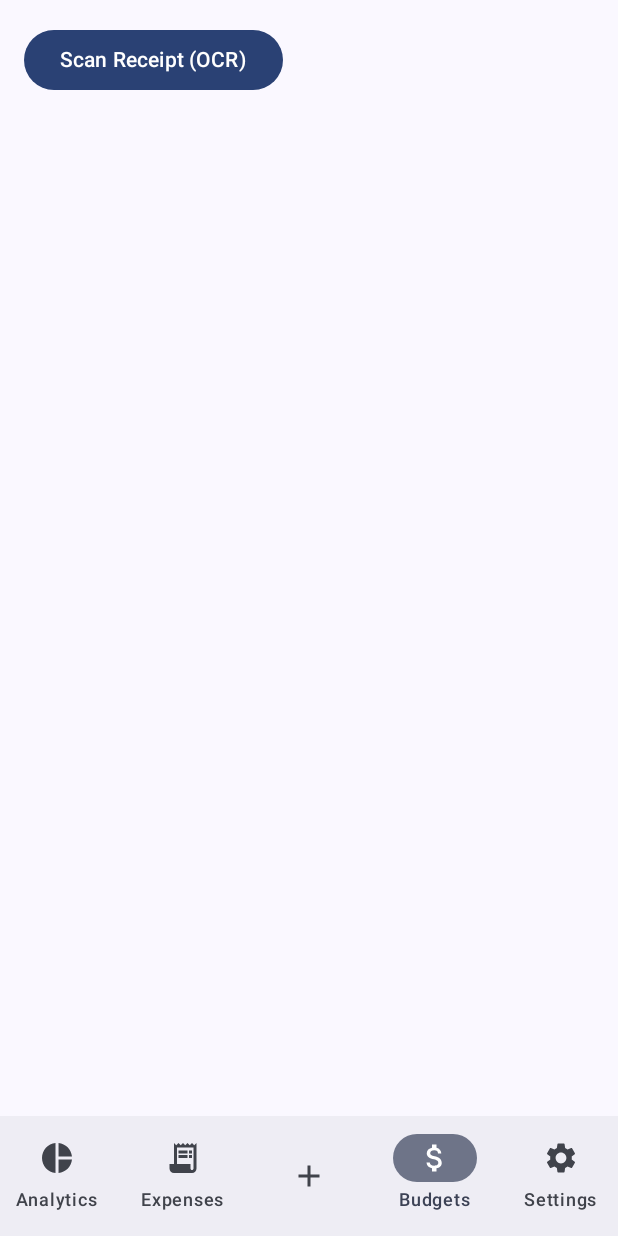
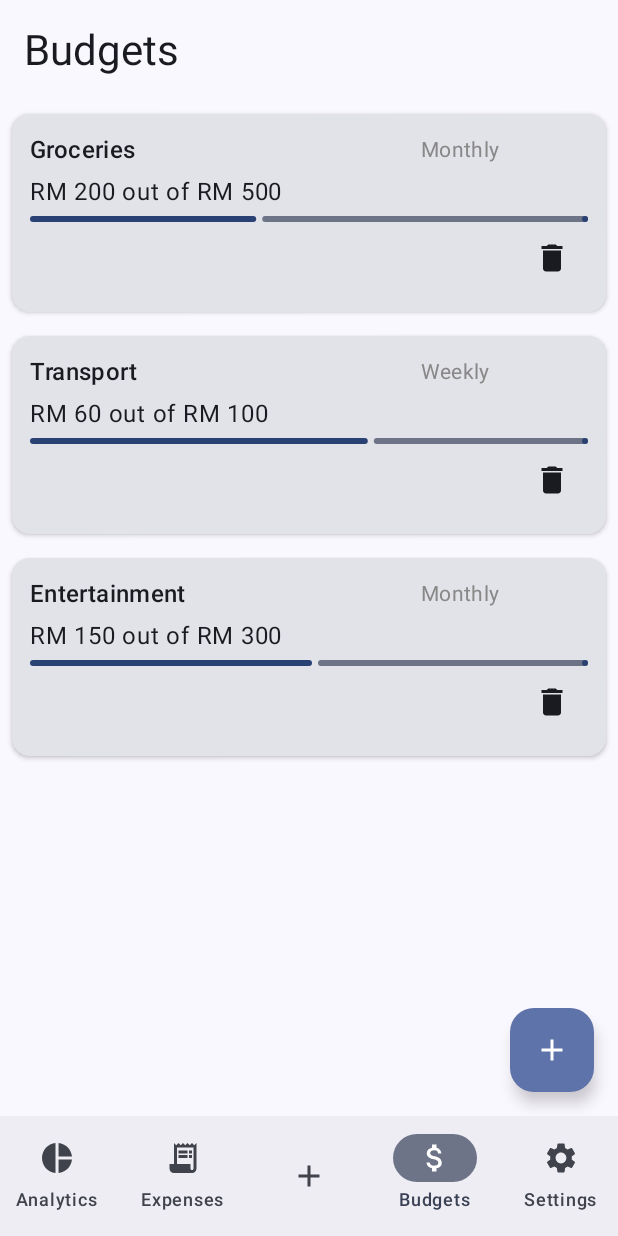
Before and after one commit to suetyeehebe/Smart_Expense_Tracker, an Android app built with Jetpack Compose: the BudgetScreen screen opened through its navigation route, on a phone screen of 412 x 824 dp. Run offline under Robolectric (Android 15) with nearby library versions, the phone set to English and light mode, and no system bars; our stand-ins replace Firebase (no records; nobody signed in at launch, a user with empty details on screens opened directly), livedata-compose; libraries missing offline, so code that uses them is left out: com.google.mlkit.vision.

Commit message:
Added budget screen using jetpack compose and link to nav bar

```diff
--- a/app/build.gradle.kts
+++ b/app/build.gradle.kts
@@ -11,7 +11,7 @@ android {
 
     defaultConfig {
         applicationId = "com.fit3163.myapplication"
-        minSdk = 34
+        minSdk = 29
         targetSdk = 35
         versionCode = 1
         versionName = "1.0"
--- /dev/null
+++ b/app/src/main/java/com/fit3163/myapplication/Budget.kt
@@ -0,0 +1,8 @@
+package com.fit3163.myapplication
+
+data class Budget(
+    val category: String,
+    val spent: Int,
+    val total: Int,
+    val type: String  // e.g., "Month" or "Week"
+)
--- /dev/null
+++ b/app/src/main/java/com/fit3163/myapplication/BudgetScreen.kt
@@ -0,0 +1,252 @@
+package com.fit3163.myapplication
+
+import androidx.compose.foundation.background
+import androidx.compose.foundation.clickable
+import androidx.compose.foundation.layout.*
+import androidx.compose.foundation.lazy.LazyColumn
+import androidx.compose.foundation.lazy.itemsIndexed
+import androidx.compose.material.icons.Icons
+import androidx.compose.material.icons.filled.Add
+import androidx.compose.material.icons.filled.Delete
+import androidx.compose.material3.*
+import androidx.compose.material3.AlertDialog
+import androidx.compose.material3.Card
+import androidx.compose.material3.FloatingActionButton
+import androidx.compose.material3.Icon
+import androidx.compose.material3.IconButton
+import androidx.compose.material3.Text
+import androidx.compose.runtime.*
+import androidx.compose.ui.Alignment
+import androidx.compose.ui.Modifier
+import androidx.compose.ui.graphics.Color
+import androidx.compose.ui.unit.dp
+import androidx.compose.ui.window.DialogProperties
+
+import androidx.compose.ui.tooling.preview.Preview
+import androidx.compose.runtime.Composable
+
+@Preview(showBackground = true)
+@Composable
+fun BudgetScreenPreview() {
+    BudgetScreen()
+}
+
+@Composable
+fun BudgetScreen() {
+    var budgets by remember {
+        mutableStateOf(
+            mutableListOf(
+                Budget("Groceries", 200, 500, "Monthly"),
+                Budget("Transport", 60, 100, "Weekly"),
+                Budget("Entertainment", 150, 300, "Monthly")
+            )
+        )
+    }
+
+    var showAddDialog by remember { mutableStateOf(false) }
+    var editIndex by remember { mutableStateOf<Int?>(null) }
+    var showDeleteDialog by remember { mutableStateOf<Int?>(null) }
+
+    Scaffold(
+        floatingActionButton = {
+            FloatingActionButton(onClick = { showAddDialog = true }) {
+                Icon(Icons.Default.Add, contentDescription = "Add Budget")
+            }
+        }
+    ) { padding ->
+        Column(modifier = Modifier.padding(padding).fillMaxSize()) {
+            Text(
+                text = "Budgets",
+                style = MaterialTheme.typography.headlineMedium,
+                modifier = Modifier.padding(16.dp)
+            )
+
+            LazyColumn(modifier = Modifier.fillMaxSize()) {
+                itemsIndexed(budgets) { index, budget ->
+                    BudgetItem(
+                        budget = budget,
+                        onLongPress = { editIndex = index },
+                        onDeletePress = { showDeleteDialog = index }
+                    )
+                }
+            }
+        }
+    }
+
+    // Add Budget Dialog
+    if (showAddDialog) {
+        BudgetDialog(
+            title = "Add Budget",
+            initialBudget = null,
+            onDismiss = { showAddDialog = false },
+            onConfirm = { newBudget ->
+                budgets = (budgets + newBudget).toMutableList()
+                showAddDialog = false
+            }
+        )
+    }
+
+    // Edit Budget Dialog
+    editIndex?.let { idx ->
+        BudgetDialog(
+            title = "Edit Budget",
+            initialBudget = budgets[idx],
+            onDismiss = { editIndex = null },
+            onConfirm = { updatedBudget ->
+                budgets[idx] = updatedBudget.copy(spent = budgets[idx].spent) // keep spent
+                budgets = budgets.toMutableList()
+                editIndex = null
+            }
+        )
+    }
+
+    // Delete confirmation
+    showDeleteDialog?.let { idx ->
+        AlertDialog(
+            onDismissRequest = { showDeleteDialog = null },
+            confirmButton = {
+                TextButton(onClick = {
+                    budgets = budgets.toMutableList().also { it.removeAt(idx) }
+                    showDeleteDialog = null
+                }) {
+                    Text("Delete")
+                }
+            },
+            dismissButton = {
+                TextButton(onClick = { showDeleteDialog = null }) {
+                    Text("Cancel")
+                }
+            },
+            title = { Text("Delete Budget") },
+            text = { Text("Are you sure you want to delete this budget?") }
+        )
+    }
+}
+
+@Composable
+fun BudgetItem(
+    budget: Budget,
+    onLongPress: () -> Unit,
+    onDeletePress: () -> Unit
+) {
+    var showWarning by remember { mutableStateOf(false) }
+    val progress = budget.spent.toFloat() / budget.total.toFloat()
+
+    // Check warning conditions
+    LaunchedEffect(budget.spent, budget.total) {
+        when {
+            budget.spent >= budget.total -> showWarning = true
+            budget.spent >= 0.9 * budget.total -> showWarning = true
+        }
+    }
+
+    if (showWarning) {
+        AlertDialog(
+            onDismissRequest = { showWarning = false },
+            confirmButton = {
+                TextButton(onClick = { showWarning = false }) {
+                    Text("OK")
+                }
+            },
+            title = {
+                Text(if (budget.spent >= budget.total) "Budget Limit Reached" else "Budget Almost Reached")
+            },
+            text = {
+                Text(
+                    if (budget.spent >= budget.total)
+                        "You’ve reached your budget for ${budget.category}!"
+                    else
+                        "You’ve used up 90% of your ${budget.category} budget."
+                )
+            }
+        )
+    }
+
+    Card(
+        modifier = Modifier
+            .fillMaxWidth()
+            .padding(8.dp)
+            .clickable(onClick = onLongPress),
+        elevation = CardDefaults.cardElevation(defaultElevation = 2.dp)
+    ) {
+        Column(modifier = Modifier.padding(12.dp)) {
+            Row(
+                modifier = Modifier.fillMaxWidth(),
+                verticalAlignment = Alignment.CenterVertically
+            ) {
+                Text(budget.category, style = MaterialTheme.typography.titleMedium, modifier = Modifier.weight(0.7f))
+                Text(budget.type, style = MaterialTheme.typography.bodyMedium, modifier = Modifier.weight(0.3f), color = Color.Gray)
+            }
+
+            Text("RM ${budget.spent} out of RM ${budget.total}", modifier = Modifier.padding(top = 4.dp))
+
+            LinearProgressIndicator(
+                progress = progress.coerceIn(0f, 1f),
+                modifier = Modifier
+                    .fillMaxWidth()
+                    .height(8.dp)
+                    .padding(top = 4.dp)
+            )
+
+            IconButton(
+                onClick = onDeletePress,
+                modifier = Modifier.align(Alignment.End)
+            ) {
+                Icon(Icons.Default.Delete, contentDescription = "Delete")
+            }
+        }
+    }
+}
+
+@Composable
+fun BudgetDialog(
+    title: String,
+    initialBudget: Budget?,
+    onDismiss: () -> Unit,
+    onConfirm: (Budget) -> Unit
+) {
+    var category by remember { mutableStateOf(initialBudget?.category ?: "") }
+    var total by remember { mutableStateOf(initialBudget?.total?.toString() ?: "") }
+    var type by remember { mutableStateOf(initialBudget?.type ?: "Monthly") }
+
+    AlertDialog(
+        onDismissRequest = { onDismiss() },
+        title = { Text(title) },
+        text = {
+            Column {
+                OutlinedTextField(
+                    value = category,
+                    onValueChange = { category = it },
+                    label = { Text("Category") },
+                    modifier = Modifier.fillMaxWidth()
+                )
+                OutlinedTextField(
+                    value = total,
+                    onValueChange = { total = it },
+                    label = { Text("Total Amount") },
+                    modifier = Modifier.fillMaxWidth()
+                )
+                Row {
+                    TextButton(onClick = { type = "Monthly" }) {
+                        Text("Monthly", color = if (type == "Monthly") MaterialTheme.colorScheme.primary else Color.Unspecified)
+                    }
+                    TextButton(onClick = { type = "Weekly" }) {
+                        Text("Weekly", color = if (type == "Weekly") MaterialTheme.colorScheme.primary else Color.Unspecified)
+                    }
+                }
+            }
+        },
+        confirmButton = {
+            TextButton(onClick = {
+                val totalInt = total.toIntOrNull() ?: initialBudget?.total ?: 0
+                onConfirm(Budget(category, initialBudget?.spent ?: 0, totalInt, type))
+            }) {
+                Text("Save")
+            }
+        },
+        dismissButton = {
+            TextButton(onClick = onDismiss) { Text("Cancel") }
+        },
+        properties = DialogProperties(dismissOnClickOutside = false)
+    )
+}
--- a/app/src/main/java/com/fit3163/myapplication/ExpensesActivity.kt
+++ b/app/src/main/java/com/fit3163/myapplication/ExpensesActivity.kt
@@ -34,6 +34,7 @@ import androidx.compose.ui.Alignment
 import androidx.compose.ui.Modifier
 import androidx.compose.ui.graphics.Color
 import androidx.compose.ui.text.font.FontWeight
+import androidx.compose.ui.tooling.preview.Preview
 import androidx.compose.ui.unit.dp
 import androidx.compose.ui.unit.sp
 import androidx.navigation.NavHostController
--- a/app/src/main/java/com/fit3163/myapplication/Navigation.kt
+++ b/app/src/main/java/com/fit3163/myapplication/Navigation.kt
@@ -78,7 +78,7 @@ fun MyNavHost(
 
         composable("Budgets"){
             // onSelectedChange("Budgets")
-
+            BudgetScreen()
         }
     }
 }
```
